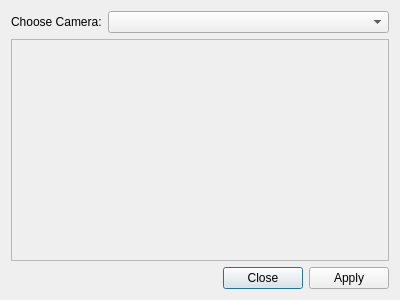
The window that src/ui/SkyeCameraReconfigure.ui (skye-git/qgroundcontrol-old) describes before a commit, drawn with Qt 5.
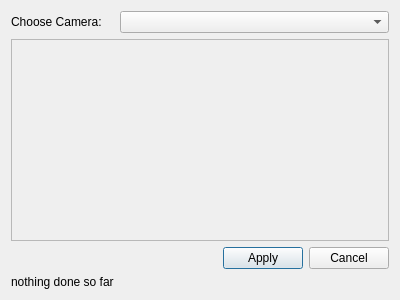
The same window after the commit.

Commit message: Camera reconfigure widget emits Bluefox Settings, but a dynamic cast allocation fails.. FIND IT;-)

Patch:
```diff
--- a/src/ui/SkyeCameraReconfigure.ui
+++ b/src/ui/SkyeCameraReconfigure.ui
@@ -41,7 +41,7 @@
         <height>76</height>
        </rect>
       </property>
-      <widget class="QWidget" name="">
+      <widget class="QWidget" name="layoutWidget">
        <property name="geometry">
         <rect>
          <x>70</x>
@@ -57,13 +57,41 @@
      </widget>
     </widget>
    </item>
-   <item row="2" column="0" colspan="2">
-    <widget class="QDialogButtonBox" name="buttonBox">
-     <property name="orientation">
-      <enum>Qt::Horizontal</enum>
-     </property>
-     <property name="standardButtons">
-      <set>QDialogButtonBox::Apply|QDialogButtonBox::Close</set>
+   <item row="2" column="1">
+    <layout class="QHBoxLayout" name="horizontalLayout_3">
+     <item>
+      <spacer name="horizontalSpacer">
+       <property name="orientation">
+        <enum>Qt::Horizontal</enum>
+       </property>
+       <property name="sizeHint" stdset="0">
+        <size>
+         <width>40</width>
+         <height>20</height>
+        </size>
+       </property>
+      </spacer>
+     </item>
+     <item>
+      <widget class="QPushButton" name="applyButton">
+       <property name="text">
+        <string>Apply</string>
+       </property>
+      </widget>
+     </item>
+     <item>
+      <widget class="QPushButton" name="cancelButton">
+       <property name="text">
+        <string>Cancel</string>
+       </property>
+      </widget>
+     </item>
+    </layout>
+   </item>
+   <item row="5" column="0">
+    <widget class="QLabel" name="lastActionLabel">
+     <property name="text">
+      <string>nothing done so far</string>
      </property>
     </widget>
    </item>
```
Left out of the diff: 37 changed lines with no effect on the pictures. The commit also changes 6 other files.
